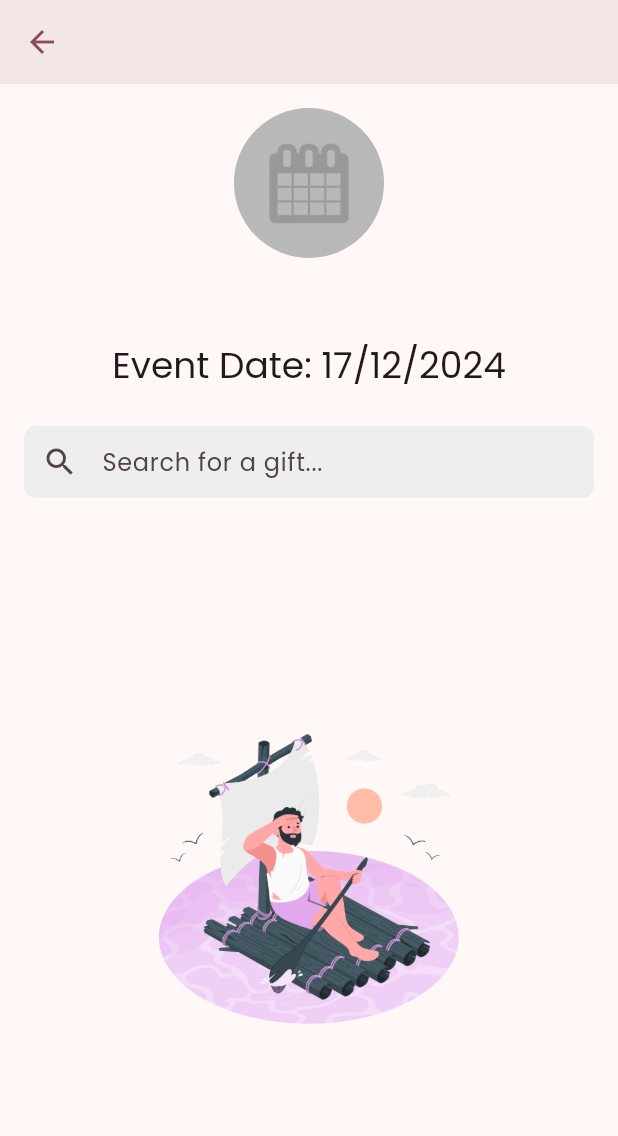
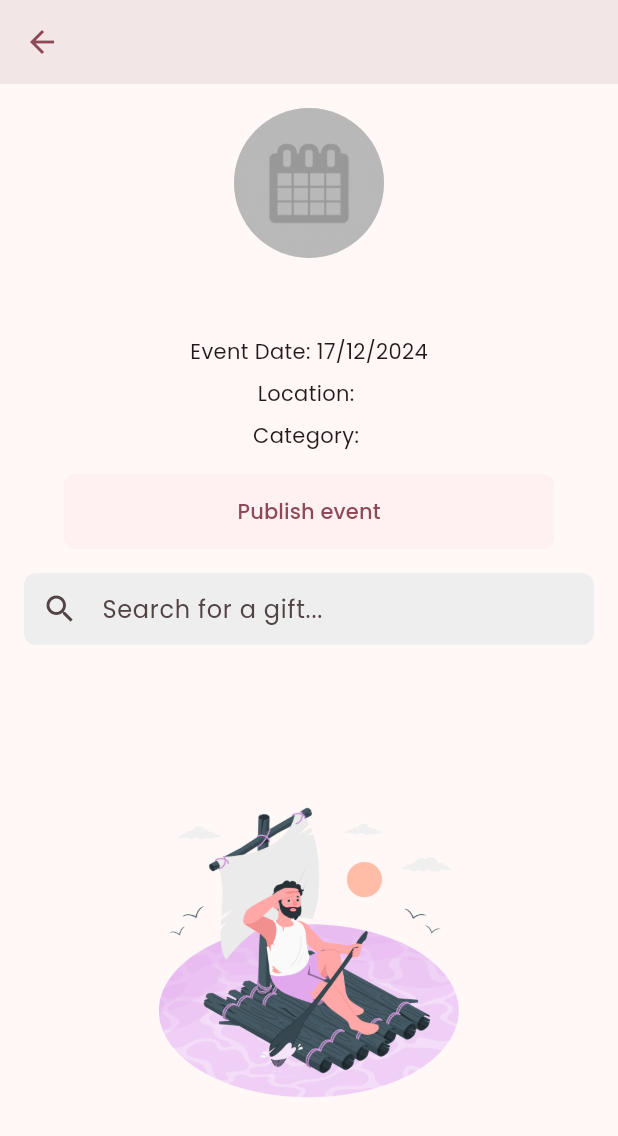
Before and after one commit to ahmed-wael2002/hedieaty-20P3343, a Flutter app: the EventPage screen opened directly with empty values, on a phone screen of 412 x 824 dp. Shown: the top 1136 px of the screen. Run offline on Flutter 3.47's test engine with Material 3 defaults, Android fonts, the phone set to English and light mode, and no system bars; our stand-ins replace cloud_firestore, firebase_auth, firebase_core, flashy_tab_bar2, flutter_speed_dial, google_fonts and 3 more; missing offline and left inert: fluttercontactpicker; accounts and stored records are empty.

Commit message:
added local-to-remote publishing

```diff
--- a/lib/features/events/presentation/pages/event_page.dart
+++ b/lib/features/events/presentation/pages/event_page.dart
@@ -59,7 +59,7 @@ class EventPageState extends State<EventPage> {
             event.description ?? 'No description',
             maxLines: 1,
             overflow: TextOverflow.ellipsis,
-            style: Theme.of(context).textTheme.headlineLarge,
+            style: Theme.of(context).textTheme.headlineMedium,
           ),
           const SizedBox(
             height: 8,
@@ -68,11 +68,44 @@ class EventPageState extends State<EventPage> {
             'Event Date: ${event.date?.day}/${event.date?.month}/${event.date?.year}',
             maxLines: 1,
             overflow: TextOverflow.ellipsis,
-            style: Theme.of(context).textTheme.headlineSmall,
+            style: Theme.of(context).textTheme.bodyMedium,
           ),
           const SizedBox(
             height: 8,
           ),
+          Text(
+            'Location: ${event.location ?? 'Unknown'}',
+            maxLines: 1,
+            overflow: TextOverflow.ellipsis,
+            style: Theme.of(context).textTheme.bodyMedium,
+          ),
+          const SizedBox(
+            height: 8,
+          ),
+
+          Text(
+            'Category: ${event.category ?? 'Unknown'}',
+            maxLines: 1,
+            overflow: TextOverflow.ellipsis,
+            style: Theme.of(context).textTheme.bodyMedium,
+          ),
+          const SizedBox(
+            height: 16,
+          ),
+
+          widget.isRemote ?  const SizedBox(): ElevatedButton(
+              onPressed: () async{
+                eventProvider.createEvent(event: event, context: context, isRemote: true);
+                var gifts = await giftsProvider.getGifts(eventId: event.id!, isRemote: false);
+                if(gifts != null){
+                  for (var gift in gifts) {
+                    giftsProvider.createGift(gift: gift, isRemote: true);
+                  }
+                }
+              },
+              child: const Text('Publish event')
+          ),
+
           Expanded(
             child: GiftsListWrapper(
               isEditable: widget.isEditable,
```
